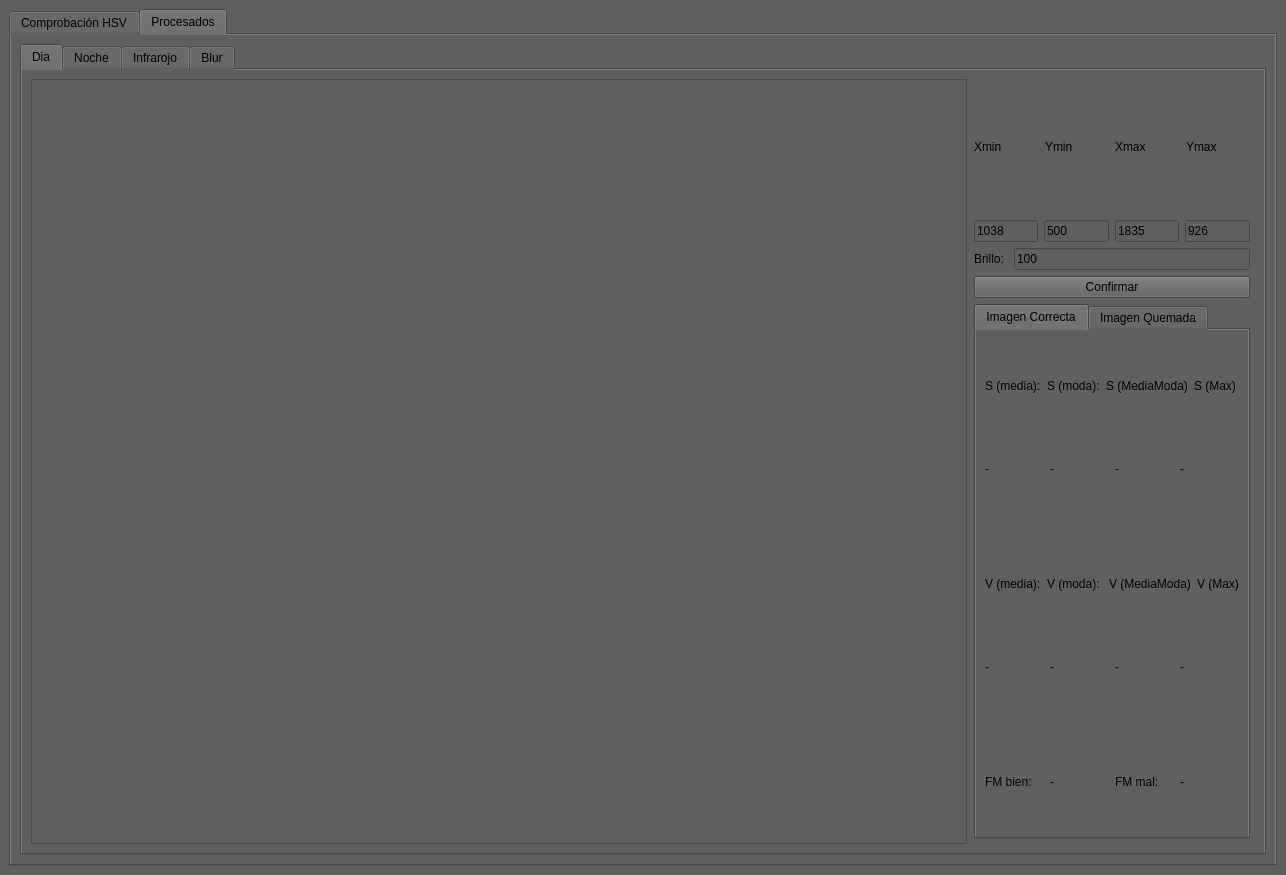
Before: the Qt Designer form src/main_ui.ui in MarcosOF02/ImageChecker, drawn with Qt 5.
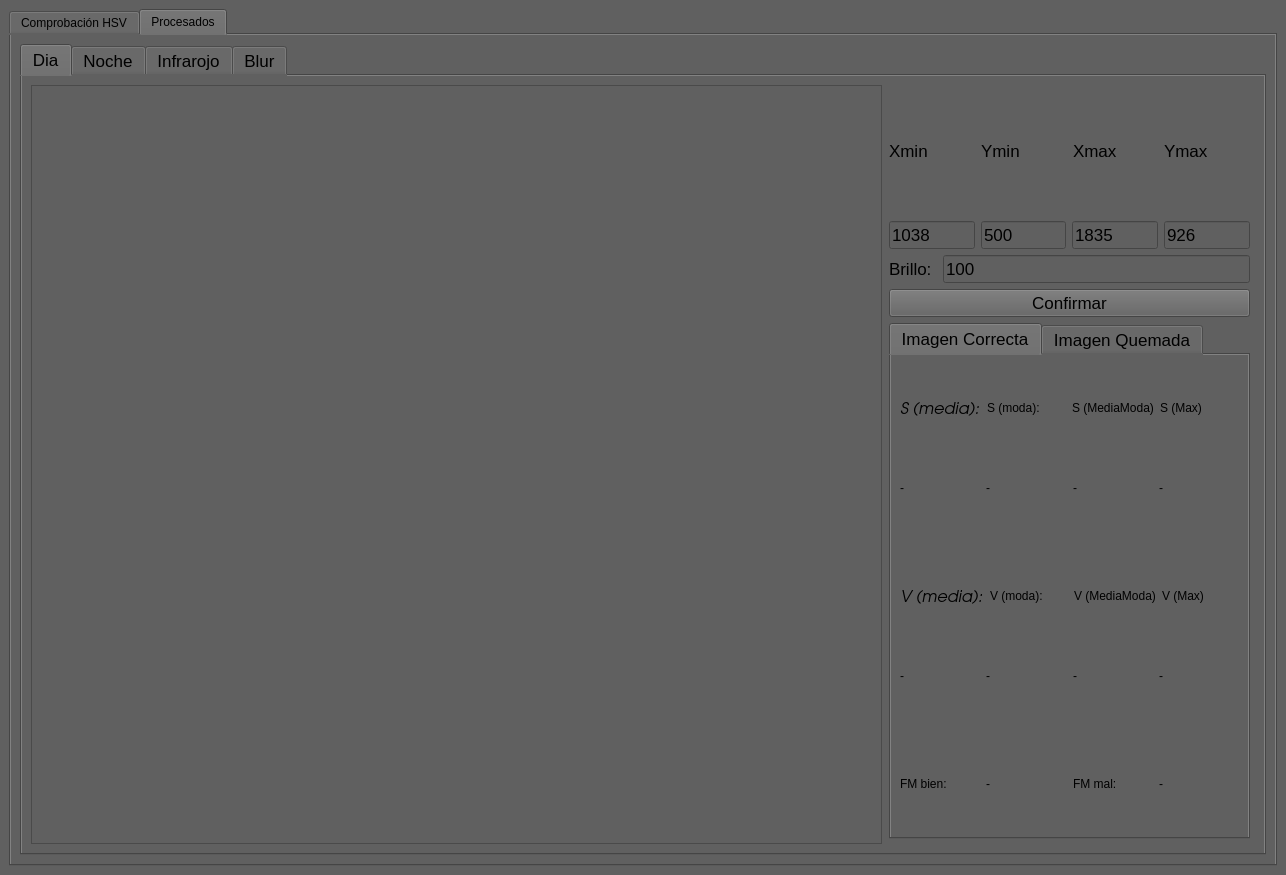
After: the same form once the commit is applied. The open tabs and pages were chosen to show the change.

The edit to the form file:
```diff
--- a/src/main_ui.ui
+++ b/src/main_ui.ui
@@ -677,6 +677,11 @@
        <layout class="QGridLayout" name="gridLayout_13">
         <item row="0" column="0">
          <widget class="QTabWidget" name="tabWidget_3">
+          <property name="font">
+           <font>
+            <pointsize>13</pointsize>
+           </font>
+          </property>
           <property name="styleSheet">
            <string notr="true">*{background-color: rgb(96, 96, 96)}</string>
           </property>
@@ -717,6 +722,11 @@
                    <layout class="QHBoxLayout" name="horizontalLayout_19">
                     <item>
                      <widget class="QLabel" name="label_xmin_2">
+                      <property name="font">
+                       <font>
+                        <pointsize>13</pointsize>
+                       </font>
+                      </property>
                       <property name="text">
                        <string>Xmin</string>
                       </property>
@@ -724,6 +734,11 @@
                     </item>
                     <item>
                      <widget class="QLabel" name="label_ymin_2">
+                      <property name="font">
+                       <font>
+                        <pointsize>13</pointsize>
+                       </font>
+                      </property>
                       <property name="text">
                        <string>Ymin</string>
                       </property>
@@ -731,6 +746,11 @@
                     </item>
                     <item>
                      <widget class="QLabel" name="label_xmax_2">
+                      <property name="font">
+                       <font>
+                        <pointsize>13</pointsize>
+                       </font>
+                      </property>
                       <property name="text">
                        <string>Xmax</string>
                       </property>
@@ -738,6 +758,11 @@
                     </item>
                     <item>
                      <widget class="QLabel" name="label_ymax_2">
+                      <property name="font">
+                       <font>
+                        <pointsize>13</pointsize>
+                       </font>
+                      </property>
                       <property name="text">
                        <string>Ymax</string>
                       </property>
@@ -749,6 +774,11 @@
                    <layout class="QHBoxLayout" name="horizontalLayout_20">
                     <item>
                      <widget class="QLineEdit" name="lineEdit_xmin_2">
+                      <property name="font">
+                       <font>
+                        <pointsize>13</pointsize>
+                       </font>
+                      </property>
                       <property name="text">
                        <string>1038</string>
                       </property>
@@ -756,6 +786,11 @@
                     </item>
                     <item>
                      <widget class="QLineEdit" name="lineEdit_ymin_2">
+                      <property name="font">
+                       <font>
+                        <pointsize>13</pointsize>
+                       </font>
+                      </property>
                       <property name="text">
                        <string>500</string>
                       </property>
@@ -763,6 +798,11 @@
                     </item>
                     <item>
                      <widget class="QLineEdit" name="lineEdit_xmax_2">
+                      <property name="font">
+                       <font>
+                        <pointsize>13</pointsize>
+                       </font>
+                      </property>
                       <property name="text">
                        <string>1835</string>
                       </property>
@@ -770,6 +810,11 @@
                     </item>
                     <item>
                      <widget class="QLineEdit" name="lineEdit_ymax_2">
+                      <property name="font">
+                       <font>
+                        <pointsize>13</pointsize>
+                       </font>
+                      </property>
                       <property name="text">
                        <string>926</string>
                       </property>
@@ -781,6 +826,11 @@
                    <layout class="QHBoxLayout" name="horizontalLayout_37">
                     <item>
                      <widget class="QLabel" name="label_55">
+                      <property name="font">
+                       <font>
+                        <pointsize>13</pointsize>
+                       </font>
+                      </property>
                       <property name="text">
                        <string>Brillo: </string>
                       </property>
@@ -788,6 +838,11 @@
                     </item>
                     <item>
                      <widget class="QLineEdit" name="lineEdit_brillo_2">
+                      <property name="font">
+                       <font>
+                        <pointsize>13</pointsize>
+                       </font>
+                      </property>
                       <property name="text">
                        <string>100</string>
                       </property>
@@ -797,6 +852,11 @@
                   </item>
                   <item>
                    <widget class="QPushButton" name="pushButton_3">
+                    <property name="font">
+                     <font>
+                      <pointsize>13</pointsize>
+                     </font>
+                    </property>
                     <property name="styleSheet">
                      <string notr="true"/>
                     </property>
@@ -807,6 +867,11 @@
                   </item>
                   <item>
                    <widget class="QTabWidget" name="tabWidget_4">
+                    <property name="font">
+                     <font>
+                      <pointsize>13</pointsize>
+                     </font>
+                    </property>
                     <property name="styleSheet">
                      <string notr="true"/>
                     </property>
@@ -825,6 +890,15 @@
                        <layout class="QHBoxLayout" name="horizontalLayout_21">
                         <item>
                          <widget class="QLabel" name="label_15">
+                          <property name="font">
+                           <font>
+                            <family>URW Gothic</family>
+                            <pointsize>12</pointsize>
+                            <weight>7</weight>
+                            <italic>true</italic>
+                            <bold>false</bold>
+                           </font>
+                          </property>
                           <property name="styleSheet">
                            <string notr="true"/>
                           </property>
@@ -926,6 +1000,15 @@
                        <layout class="QHBoxLayout" name="horizontalLayout_23">
                         <item>
                          <widget class="QLabel" name="label_9">
+                          <property name="font">
+                           <font>
+                            <family>URW Gothic</family>
+                            <pointsize>12</pointsize>
+                            <weight>7</weight>
+                            <italic>true</italic>
+                            <bold>false</bold>
+                           </font>
+                          </property>
                           <property name="styleSheet">
                            <string notr="true"/>
                           </property>
```
Left out of the diff: 337 changed lines with no effect on the pictures.
